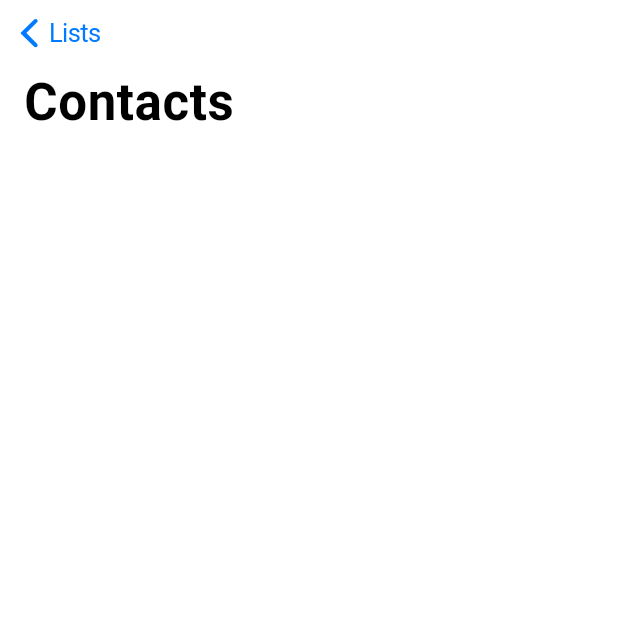
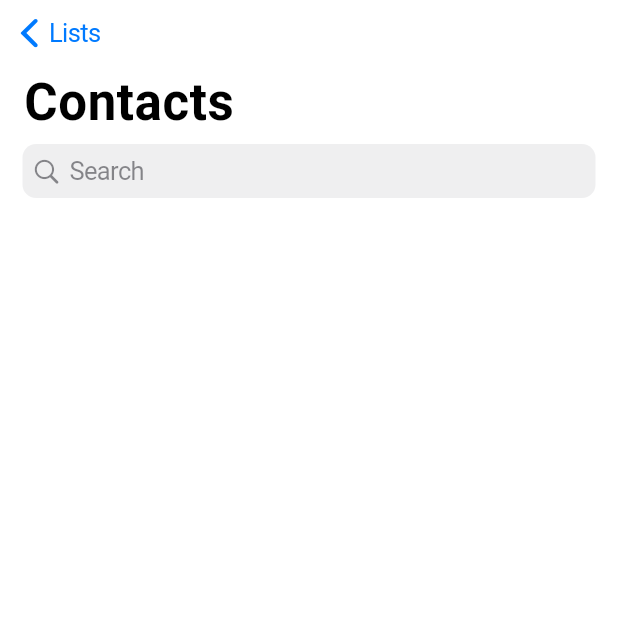
Before and after one commit to Thiruvikraman1998/iOS_Phone_App, a Flutter app: the ContactsView screen opened directly, after a tap on "All Contacts", on a phone screen of 412 x 824 dp, the top half of it. Run offline on Flutter 3.47's test engine with Material 2 defaults, Android fonts, the phone set to English and light mode, and no system bars.

Commit message:
added search field.

```diff
--- a/ios_phone_app/lib/pages/others/all_contacts.dart
+++ b/ios_phone_app/lib/pages/others/all_contacts.dart
@@ -15,13 +15,33 @@ class _AllContactsViewState extends State<AllContactsView> {
       child: CustomScrollView(
         slivers: <Widget>[
           CupertinoSliverNavigationBar(
-            //automaticallyImplyLeading: true,
             largeTitle: const Text("Contacts"),
             stretch: true,
             previousPageTitle: widget.leadingTitle,
+          ),
+          const SliverToBoxAdapter(
+            child: Padding(
+              padding: EdgeInsets.symmetric(horizontal: 15),
+              child: CupertinoSearchTextField(),
+            ),
           )
         ],
       ),
     );
   }
 }
+
+// <Widget>[
+//           CupertinoSliverNavigationBar(
+//             //automaticallyImplyLeading: true,
+//             largeTitle: const Text("Contacts"),
+//             stretch: true,
+//             previousPageTitle: widget.leadingTitle,
+//           ),
+//           const SliverToBoxAdapter(
+//             child: Padding(
+//               padding: EdgeInsets.symmetric(horizontal: 15),
+//               child: CupertinoSearchTextField(),
+//             ),
+//           )
+//         ],
--- a/ios_phone_app/lib/pages/others/contacts.dart
+++ b/ios_phone_app/lib/pages/others/contacts.dart
@@ -99,7 +99,7 @@ class _ContactsViewState extends State<ContactsView> {
           ),
           title: Text(
             title,
-            style: TextStyle(fontSize: 20),
+            style: const TextStyle(fontSize: 20),
           ),
         ),
       ],
--- a/ios_phone_app/lib/pages/tabs/tab_bar.dart
+++ b/ios_phone_app/lib/pages/tabs/tab_bar.dart
@@ -55,7 +55,18 @@ class _TabBarsState extends State<TabBars> {
             ],
           ),
           tabBuilder: (context, index) {
-            return _pages[index];
+            return CupertinoTabView(
+              builder: (context) {
+                return SafeArea(
+                  top: false,
+                  bottom: false,
+                  child: CupertinoApp(
+                    home: CupertinoPageScaffold(child: _pages[index]),
+                  ),
+                );
+              },
+              // *(Important)* in the above we used CupertinoTabView to make the bottom bar to stay still even if there is any internal navigations were done.
+            );
           },
         ),
       ),
```
